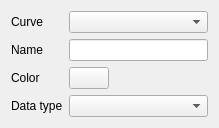
First picture: the form in src/LorrisAnalyzer/DataWidgets/GraphWidget/graphcurveeditwidget.ui, repository Tasssadar/Lorris, before the edit.
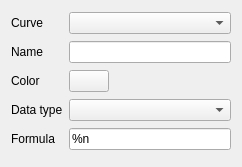
Second picture: the form after the edit.

Commit message: [755] Analyzer: add formula for graph

```diff
--- a/src/LorrisAnalyzer/DataWidgets/GraphWidget/graphcurveeditwidget.ui
+++ b/src/LorrisAnalyzer/DataWidgets/GraphWidget/graphcurveeditwidget.ui
@@ -6,8 +6,8 @@
    <rect>
     <x>0</x>
     <y>0</y>
-    <width>219</width>
-    <height>128</height>
+    <width>242</width>
+    <height>167</height>
    </rect>
   </property>
   <property name="sizePolicy">
@@ -91,6 +91,20 @@
      </property>
     </widget>
    </item>
+   <item row="4" column="0">
+    <widget class="QLabel" name="label_4">
+     <property name="text">
+      <string>Formula</string>
+     </property>
+    </widget>
+   </item>
+   <item row="4" column="1">
+    <widget class="QLineEdit" name="formulaEdit">
+     <property name="text">
+      <string>%n</string>
+     </property>
+    </widget>
+   </item>
   </layout>
  </widget>
  <resources/>
```
The commit also changes 8 other files.
